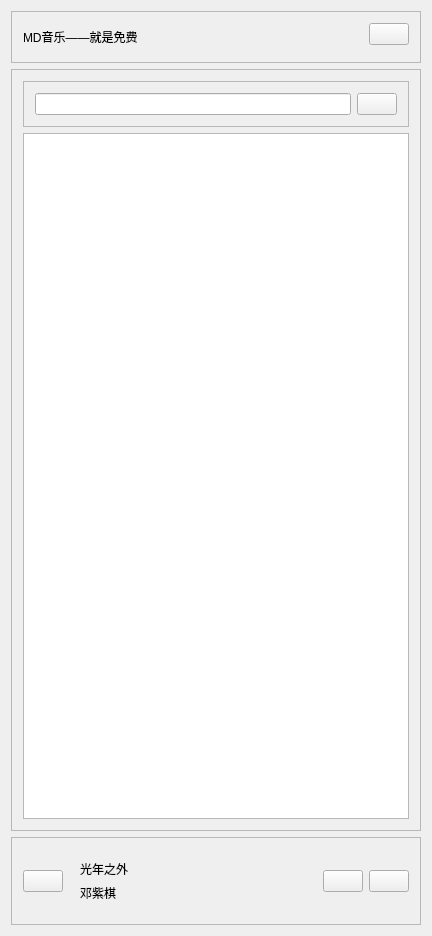
The window that Android/MDmusic/mainwidget.ui (zhaomangang/MusicDownland) describes before a commit, drawn with Qt 5.
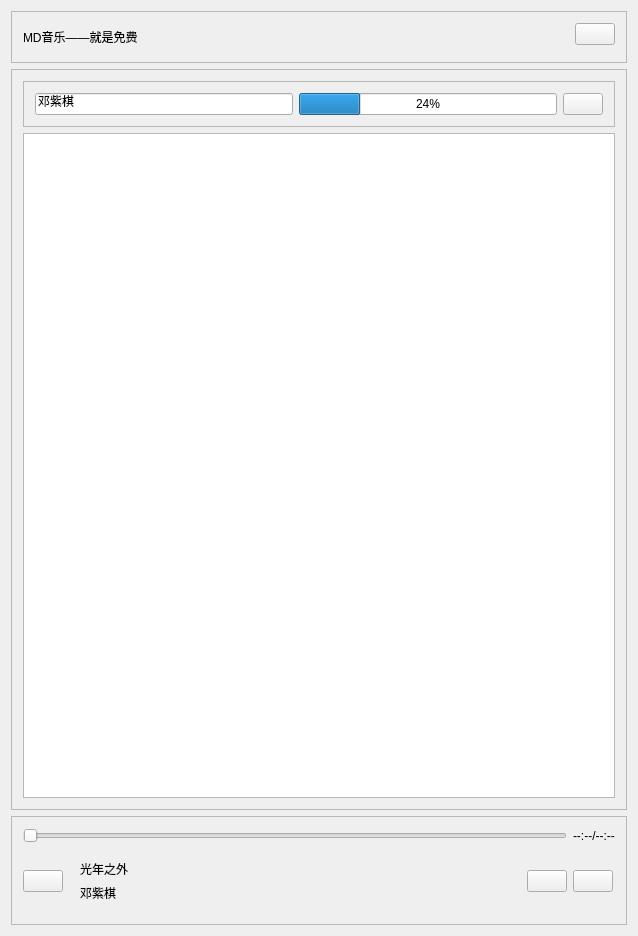
The same window after the commit. Icons and pictures are not drawn.

The edit to the form file:
```diff
--- a/Android/MDmusic/mainwidget.ui
+++ b/Android/MDmusic/mainwidget.ui
@@ -6,7 +6,7 @@
    <rect>
     <x>0</x>
     <y>0</y>
-    <width>432</width>
+    <width>638</width>
     <height>936</height>
    </rect>
   </property>
@@ -104,7 +104,14 @@
             <string/>
            </property>
            <property name="text">
-            <string/>
+            <string>邓紫棋</string>
+           </property>
+          </widget>
+         </item>
+         <item>
+          <widget class="QProgressBar" name="progressBar">
+           <property name="value">
+            <number>24</number>
            </property>
           </widget>
          </item>
@@ -129,7 +136,44 @@
        </widget>
       </item>
       <item>
-       <widget class="QTableView" name="resultList"/>
+       <widget class="QTableView" name="resultList">
+        <attribute name="horizontalHeaderVisible">
+         <bool>false</bool>
+        </attribute>
+        <attribute name="horizontalHeaderCascadingSectionResizes">
+         <bool>false</bool>
+        </attribute>
+        <attribute name="horizontalHeaderDefaultSectionSize">
+         <number>220</number>
+        </attribute>
+        <attribute name="horizontalHeaderHighlightSections">
+         <bool>true</bool>
+        </attribute>
+        <attribute name="horizontalHeaderMinimumSectionSize">
+         <number>220</number>
+        </attribute>
+        <attribute name="horizontalHeaderShowSortIndicator" stdset="0">
+         <bool>false</bool>
+        </attribute>
+        <attribute name="horizontalHeaderStretchLastSection">
+         <bool>false</bool>
+        </attribute>
+        <attribute name="verticalHeaderVisible">
+         <bool>false</bool>
+        </attribute>
+        <attribute name="verticalHeaderCascadingSectionResizes">
+         <bool>false</bool>
+        </attribute>
+        <attribute name="verticalHeaderDefaultSectionSize">
+         <number>120</number>
+        </attribute>
+        <attribute name="verticalHeaderHighlightSections">
+         <bool>false</bool>
+        </attribute>
+        <attribute name="verticalHeaderMinimumSectionSize">
+         <number>120</number>
+        </attribute>
+       </widget>
       </item>
      </layout>
     </widget>
@@ -148,31 +192,8 @@
      <property name="frameShadow">
       <enum>QFrame::Raised</enum>
      </property>
-     <layout class="QHBoxLayout" name="horizontalLayout">
-      <item>
-       <widget class="QPushButton" name="playpage">
-        <property name="sizePolicy">
-         <sizepolicy hsizetype="Maximum" vsizetype="Maximum">
-          <horstretch>0</horstretch>
-          <verstretch>0</verstretch>
-         </sizepolicy>
-        </property>
-        <property name="text">
-         <string/>
-        </property>
-        <property name="icon">
-         <iconset resource="src.qrc">
-          <normaloff>:/image/fm.jpg</normaloff>:/image/fm.jpg</iconset>
-        </property>
-        <property name="iconSize">
-         <size>
-          <width>170</width>
-          <height>170</height>
-         </size>
-        </property>
-       </widget>
-      </item>
-      <item>
+     <layout class="QGridLayout" name="gridLayout_2">
+      <item row="2" column="1">
        <widget class="QWidget" name="widget" native="true">
         <property name="sizePolicy">
          <sizepolicy hsizetype="Preferred" vsizetype="Expanding">
@@ -183,13 +204,25 @@
         <layout class="QVBoxLayout" name="verticalLayout_3">
          <item>
           <widget class="QLabel" name="name">
+           <property name="sizePolicy">
+            <sizepolicy hsizetype="Maximum" vsizetype="Minimum">
+             <horstretch>0</horstretch>
+             <verstretch>0</verstretch>
+            </sizepolicy>
+           </property>
            <property name="text">
             <string>光年之外</string>
            </property>
           </widget>
          </item>
          <item>
-          <widget class="QLabel" name="player">
+          <widget class="QLabel" name="songer">
+           <property name="sizePolicy">
+            <sizepolicy hsizetype="Minimum" vsizetype="Minimum">
+             <horstretch>0</horstretch>
+             <verstretch>0</verstretch>
+            </sizepolicy>
+           </property>
            <property name="text">
             <string>邓紫棋</string>
            </property>
@@ -198,7 +231,7 @@
         </layout>
        </widget>
       </item>
-      <item>
+      <item row="2" column="5">
        <widget class="QPushButton" name="play">
         <property name="sizePolicy">
          <sizepolicy hsizetype="Maximum" vsizetype="Maximum">
@@ -221,7 +254,14 @@
         </property>
        </widget>
       </item>
-      <item>
+      <item row="0" column="0" colspan="6">
+       <widget class="QSlider" name="horizontalSlider">
+        <property name="orientation">
+         <enum>Qt::Horizontal</enum>
+        </property>
+       </widget>
+      </item>
+      <item row="2" column="6">
        <widget class="QPushButton" name="menu">
         <property name="sizePolicy">
          <sizepolicy hsizetype="Maximum" vsizetype="Maximum">
@@ -244,6 +284,36 @@
         </property>
        </widget>
       </item>
+      <item row="2" column="0">
+       <widget class="QPushButton" name="playpage">
+        <property name="sizePolicy">
+         <sizepolicy hsizetype="Maximum" vsizetype="Maximum">
+          <horstretch>0</horstretch>
+          <verstretch>0</verstretch>
+         </sizepolicy>
+        </property>
+        <property name="text">
+         <string/>
+        </property>
+        <property name="icon">
+         <iconset resource="src.qrc">
+          <normaloff>:/image/fm.jpg</normaloff>:/image/fm.jpg</iconset>
+        </property>
+        <property name="iconSize">
+         <size>
+          <width>170</width>
+          <height>170</height>
+         </size>
+        </property>
+       </widget>
+      </item>
+      <item row="0" column="6">
+       <widget class="QLabel" name="time">
+        <property name="text">
+         <string>--:--/--:--</string>
+        </property>
+       </widget>
+      </item>
      </layout>
     </widget>
    </item>
```
Left out of the diff: 2 changed lines with no effect on the pictures.
